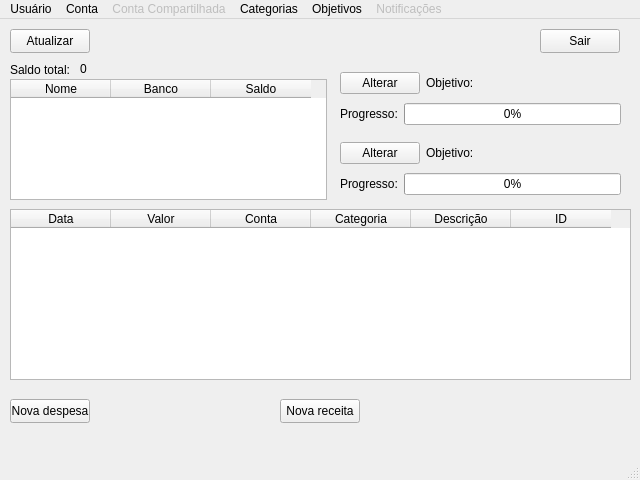
INF112-Programacao2/20232-team-16, file Projeto_Final_Qt/usuariowindow.ui: the form before one commit.
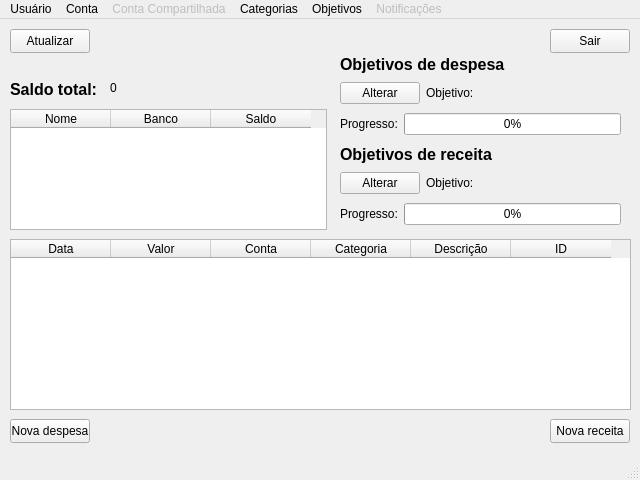
The form after the commit.

```diff
--- a/Projeto_Final_Qt/usuariowindow.ui
+++ b/Projeto_Final_Qt/usuariowindow.ui
@@ -21,20 +21,20 @@
     <property name="geometry">
      <rect>
       <x>10</x>
-      <y>40</y>
+      <y>60</y>
       <width>101</width>
       <height>21</height>
      </rect>
     </property>
     <property name="text">
-     <string>Saldo total:</string>
+     <string>&lt;html&gt;&lt;head/&gt;&lt;body&gt;&lt;p&gt;&lt;span style=&quot; font-size:12pt; font-weight:700;&quot;&gt;Saldo total:&lt;/span&gt;&lt;/p&gt;&lt;/body&gt;&lt;/html&gt;</string>
     </property>
    </widget>
    <widget class="QPushButton" name="btn_nova_despesa">
     <property name="geometry">
      <rect>
       <x>10</x>
-      <y>380</y>
+      <y>400</y>
       <width>80</width>
       <height>24</height>
      </rect>
@@ -46,8 +46,8 @@
    <widget class="QPushButton" name="btn_nova_receira">
     <property name="geometry">
      <rect>
-      <x>280</x>
-      <y>380</y>
+      <x>550</x>
+      <y>400</y>
       <width>80</width>
       <height>24</height>
      </rect>
@@ -59,14 +59,14 @@
    <widget class="QLabel" name="label_saldo_total_numero">
     <property name="geometry">
      <rect>
-      <x>80</x>
-      <y>40</y>
-      <width>71</width>
-      <height>20</height>
+      <x>110</x>
+      <y>59</y>
+      <width>171</width>
+      <height>21</height>
      </rect>
     </property>
     <property name="text">
-     <string>0</string>
+     <string>&lt;html&gt;&lt;head/&gt;&lt;body&gt;&lt;p&gt;0&lt;/p&gt;&lt;/body&gt;&lt;/html&gt;</string>
     </property>
    </widget>
    <widget class="QPushButton" name="btn_atualizar">
@@ -89,7 +89,7 @@
     <property name="geometry">
      <rect>
       <x>10</x>
-      <y>60</y>
+      <y>90</y>
       <width>317</width>
       <height>121</height>
      </rect>
@@ -126,7 +126,7 @@
     <property name="geometry">
      <rect>
       <x>10</x>
-      <y>190</y>
+      <y>220</y>
       <width>621</width>
       <height>171</height>
      </rect>
@@ -174,7 +174,7 @@
    <widget class="QPushButton" name="btn_sair">
     <property name="geometry">
      <rect>
-      <x>540</x>
+      <x>550</x>
       <y>10</y>
       <width>80</width>
       <height>24</height>
@@ -188,7 +188,7 @@
     <property name="geometry">
      <rect>
       <x>340</x>
-      <y>120</y>
+      <y>150</y>
       <width>281</width>
       <height>61</height>
      </rect>
@@ -248,7 +248,7 @@
     <property name="geometry">
      <rect>
       <x>340</x>
-      <y>50</y>
+      <y>60</y>
       <width>281</width>
       <height>61</height>
      </rect>
@@ -304,6 +304,32 @@
      </item>
     </layout>
    </widget>
+   <widget class="QLabel" name="label_9">
+    <property name="geometry">
+     <rect>
+      <x>340</x>
+      <y>125</y>
+      <width>161</width>
+      <height>21</height>
+     </rect>
+    </property>
+    <property name="text">
+     <string>&lt;html&gt;&lt;head/&gt;&lt;body&gt;&lt;p&gt;&lt;span style=&quot; font-size:12pt; font-weight:700;&quot;&gt;Objetivos de receita&lt;/span&gt;&lt;/p&gt;&lt;/body&gt;&lt;/html&gt;</string>
+    </property>
+   </widget>
+   <widget class="QLabel" name="label_10">
+    <property name="geometry">
+     <rect>
+      <x>340</x>
+      <y>35</y>
+      <width>181</width>
+      <height>21</height>
+     </rect>
+    </property>
+    <property name="text">
+     <string>&lt;html&gt;&lt;head/&gt;&lt;body&gt;&lt;p&gt;&lt;span style=&quot; font-size:12pt; font-weight:700;&quot;&gt;Objetivos de despesa&lt;/span&gt;&lt;/p&gt;&lt;/body&gt;&lt;/html&gt;</string>
+    </property>
+   </widget>
   </widget>
   <widget class="QMenuBar" name="menubar">
    <property name="geometry">
```
